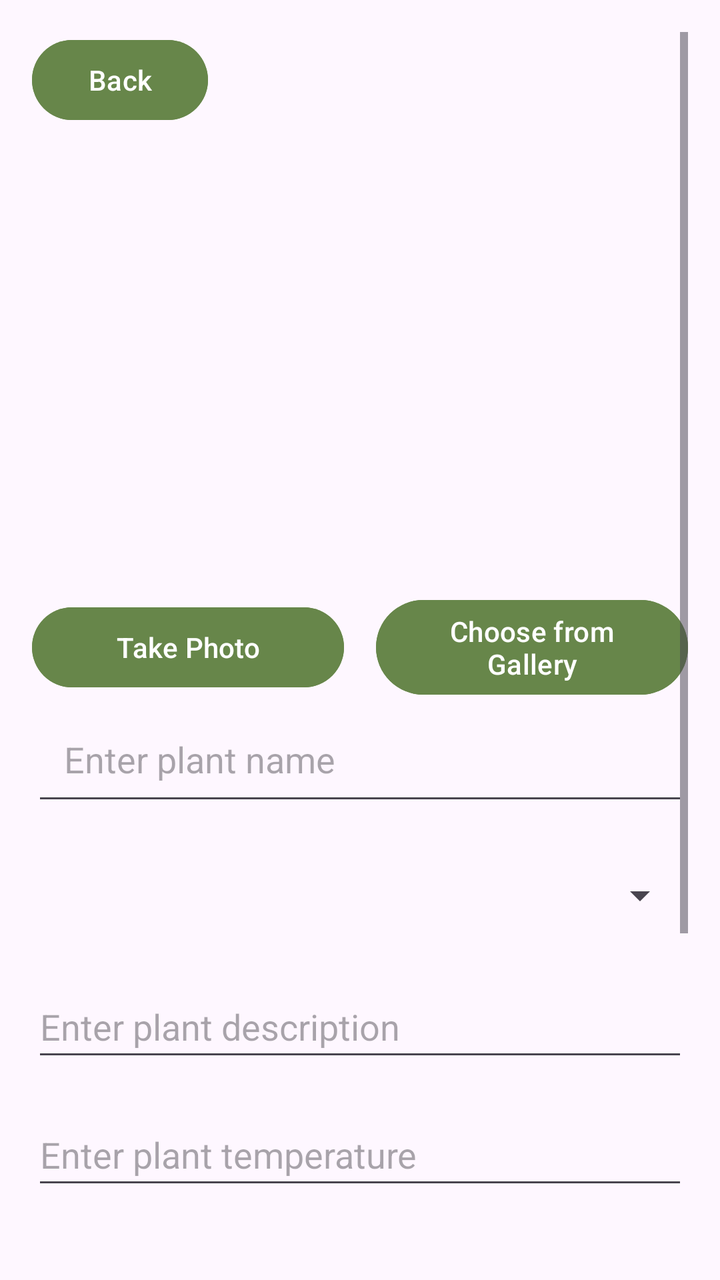
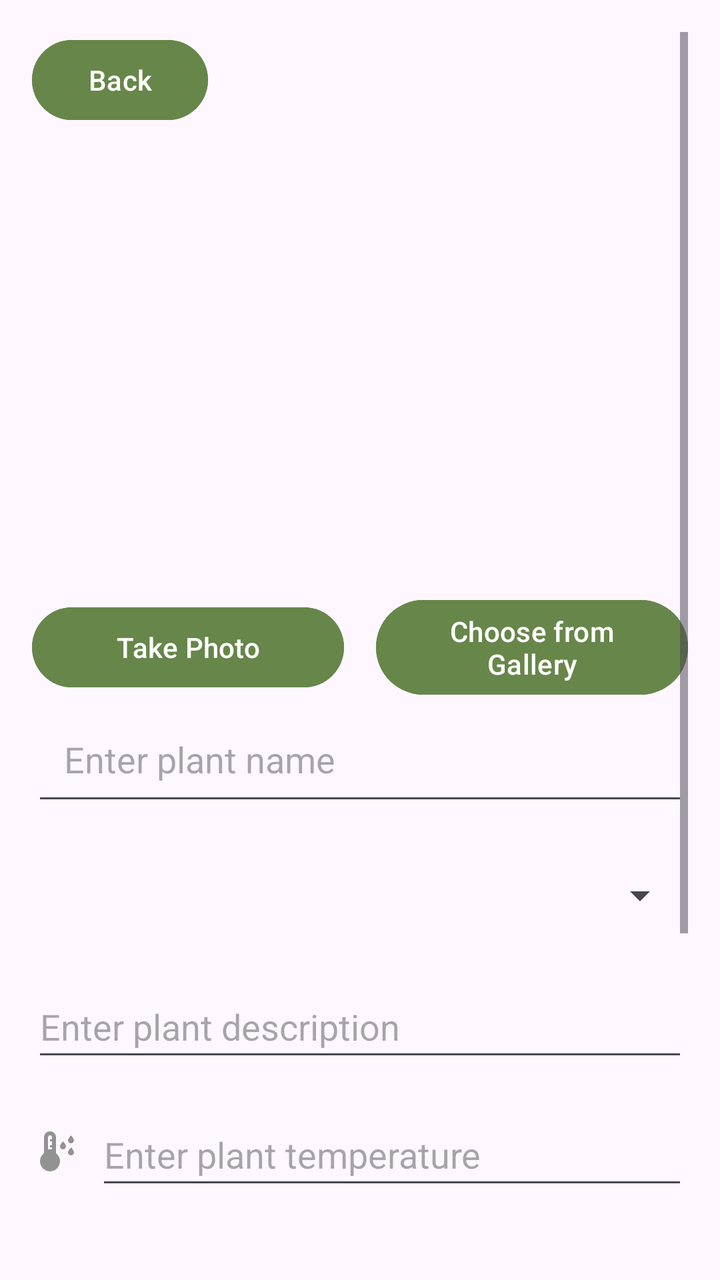

Screens rendered from an Android XML layout before and after an edit, with the pre-edit source and the edit as a unified diff.
<!-- AndroidManifest.xml: application theme Base.Theme.Tanaman -->
<!-- res/layout/fragment_plant_add.xml -->
<ScrollView xmlns:android="http://schemas.android.com/apk/res/android"
    android:layout_width="match_parent"
    android:layout_height="match_parent"
    android:padding="16dp">

    
    <LinearLayout
        android:layout_width="match_parent"
        android:layout_height="wrap_content"
        android:orientation="vertical"
        android:weightSum="10">

        <Button
            android:id="@+id/back_button"
            android:layout_width="wrap_content"
            android:layout_height="wrap_content"
            android:text="Back"
            android:layout_alignParentTop="true"
        android:backgroundTint="@color/dark_primary" />


        
        <ImageView
            android:id="@+id/plant_image"
            android:layout_width="match_parent"
            android:layout_height="200dp"
            android:layout_marginBottom="16dp"
            android:scaleType="centerCrop" />

        
        <LinearLayout
            android:layout_width="match_parent"
            android:layout_height="wrap_content"
            android:layout_marginTop="16dp"
            android:gravity="center"
            android:orientation="horizontal"
            android:weightSum="2">

            
            <Button
                android:id="@+id/camera_button"
                android:layout_width="0dp"
                android:layout_height="wrap_content"
                android:layout_marginEnd="8dp"
                android:layout_weight="1"
                android:text="Take Photo"
                android:backgroundTint="@color/dark_primary" />

            
            <Button
                android:id="@+id/gallery_button"
                android:layout_width="0dp"
                android:layout_height="wrap_content"
                android:layout_marginStart="8dp"
                android:layout_weight="1"
                android:text="Choose from Gallery"
                android:backgroundTint="@color/dark_primary" />
        </LinearLayout>

        
        <EditText
            android:id="@+id/plant_name"
            android:layout_width="match_parent"
            android:layout_height="wrap_content"
            android:layout_marginBottom="16dp"
            android:focusable="true"
            android:hint="Enter plant name"
            android:padding="16dp"
            android:textSize="18sp"
            android:minHeight="48dp"
            android:importantForAccessibility="yes" />

        
        <Spinner
            android:id="@+id/plantCategorySpinner"
            android:layout_width="match_parent"
            android:layout_height="wrap_content"
            android:layout_marginBottom="16dp"
            android:minHeight="48dp"
            android:spinnerMode="dropdown" />

        
        <EditText
            android:id="@+id/plantDescriptionEditText"
            android:layout_width="match_parent"
            android:layout_height="wrap_content"
            android:layout_marginBottom="16dp"
            android:focusable="true"
            android:hint="Enter plant description"
            android:minHeight="48dp"
            android:textSize="18sp" />

        
        <EditText
            android:id="@+id/plantTemperatureEditText"
            android:layout_width="match_parent"
            android:layout_height="wrap_content"
            android:layout_marginBottom="16dp"
            android:focusable="true"
            android:hint="Enter plant temperature"
            android:minHeight="48dp"
            android:textSize="18sp" />

        
        <EditText
            android:id="@+id/plantWateringFrequencyEditText"
            android:layout_width="match_parent"
            android:layout_height="wrap_content"
            android:layout_marginBottom="16dp"
            android:focusable="true"
            android:hint="Enter watering frequency"
            android:minHeight="48dp"
            android:textSize="18sp" />

        
        <Switch
            android:id="@+id/plantDangerSwitch"
            android:layout_width="match_parent"
            android:layout_height="wrap_content"
            android:layout_marginBottom="16dp"
            android:minHeight="48dp"
            android:text="Is this plant dangerous?" />

        
        <LinearLayout
            android:layout_width="match_parent"
            android:layout_height="wrap_content"
            android:orientation="horizontal"
            android:gravity="center_vertical"
            android:layout_marginBottom="16dp"
            android:padding="8dp">

            
            <ImageView
                android:id="@+id/brightnessIcon"
                android:layout_width="24dp"
                android:layout_height="24dp"
                android:layout_marginEnd="8dp"
                android:src="@drawable/ic_brightness" />

            
            <SeekBar
                android:id="@+id/lightLevelSeekBar"
                android:layout_width="0dp"
                android:layout_height="wrap_content"
                android:layout_weight="1"
                android:max="100"
                android:progress="50"
                android:thumbTint="@color/primary"/>
        </LinearLayout>


        
        <Button
            android:id="@+id/save_plant_button"
            android:layout_width="match_parent"
            android:layout_height="wrap_content"
            android:layout_marginTop="16dp"
            android:minHeight="48dp"
            android:text="Save Plant"
            android:backgroundTint="@color/dark_primary"/>

    </LinearLayout>
</ScrollView>
<!-- resources referenced by this layout -->
<resources>
  <color name="dark_primary">#67864A</color>
  <color name="primary">#76984B</color>
  <!-- drawable ic_brightness (drawable) -->
  <vector xmlns:android="http://schemas.android.com/apk/res/android" android:height="24dp" android:tint="#929292" android:viewportHeight="24" android:viewportWidth="24" android:width="24dp">
        
      <path android:fillColor="@android:color/white" android:pathData="M20,8.69L20,4h-4.69L12,0.69 8.69,4L4,4v4.69L0.69,12 4,15.31L4,20h4.69L12,23.31 15.31,20L20,20v-4.69L23.31,12 20,8.69zM12,18c-3.31,0 -6,-2.69 -6,-6s2.69,-6 6,-6 6,2.69 6,6 -2.69,6 -6,6zM12,8c-2.21,0 -4,1.79 -4,4s1.79,4 4,4 4,-1.79 4,-4 -1.79,-4 -4,-4z"/>
      
  </vector>
  <style name="Base.Theme.Tanaman" parent="Theme.Material3.DayNight.NoActionBar">
          
          
          <item name="android:statusBarColor">@color/dark_primary</item>
          <item name="android:navigationBarColor">@color/dark_primary</item>
      </style>
</resources>

<!-- the commit's change to res/layout/fragment_plant_add.xml (unified diff, before → after) -->
@@ -91,26 +91,61 @@
             android:textSize="18sp" />
 
         
-        <EditText
-            android:id="@+id/plantTemperatureEditText"
+        <LinearLayout
             android:layout_width="match_parent"
             android:layout_height="wrap_content"
+            android:orientation="horizontal"
             android:layout_marginBottom="16dp"
-            android:focusable="true"
-            android:hint="Enter plant temperature"
-            android:minHeight="48dp"
-            android:textSize="18sp" />
+            android:gravity="center_vertical">
+
+            <ImageView
+                android:id="@+id/temperatureIcon"
+                android:layout_width="24dp"
+                android:layout_height="24dp"
+                android:src="@drawable/ic_temp"
+                android:layout_marginEnd="8dp" />
+
+            <EditText
+                android:id="@+id/plantTemperatureEditText"
+                android:layout_width="0dp"
+                android:layout_height="wrap_content"
+                android:layout_weight="1"
+                android:hint="Enter plant temperature"
+                android:inputType="numberDecimal"
+                android:minHeight="48dp"
+                android:textSize="18sp" />
+
+        </LinearLayout>
+
 
         
-        <EditText
-            android:id="@+id/plantWateringFrequencyEditText"
+        <LinearLayout
             android:layout_width="match_parent"
             android:layout_height="wrap_content"
+            android:orientation="horizontal"
             android:layout_marginBottom="16dp"
-            android:focusable="true"
-            android:hint="Enter watering frequency"
-            android:minHeight="48dp"
-            android:textSize="18sp" />
+            android:gravity="center_vertical">
+
+            <ImageView
+                android:id="@+id/wateringFrequencyIcon"
+                android:layout_width="24dp"
+                android:layout_height="24dp"
+                android:src="@drawable/baseline_water_drop_24"
+                android:layout_marginEnd="8dp"
+                android:tint="@color/gray"/>
+
+            <EditText
+                android:id="@+id/plantWateringFrequencyEditText"
+                android:layout_width="0dp"
+                android:layout_height="wrap_content"
+                android:layout_weight="1"
+                android:hint="Enter watering frequency"
+                android:inputType="number"
+                android:minHeight="48dp"
+                android:textSize="18sp" />
+
+        </LinearLayout>
+
 
         
         <Switch
<!-- resource entries referenced after the edit -->
@@ -1,11 +1,24 @@
 <!-- resources referenced by this layout -->
 <resources>
   <color name="dark_primary">#67864A</color>
+  <color name="gray">#808080</color>
   <color name="primary">#76984B</color>
+  <!-- drawable baseline_water_drop_24 (drawable) -->
+  <vector xmlns:android="http://schemas.android.com/apk/res/android" android:height="24dp" android:tint="#000000" android:viewportHeight="24" android:viewportWidth="24" android:width="24dp">
+        
+      <path android:fillColor="@android:color/white" android:pathData="M12,2c-5.33,4.55 -8,8.48 -8,11.8c0,4.98 3.8,8.2 8,8.2s8,-3.22 8,-8.2C20,10.48 17.33,6.55 12,2zM7.83,14c0.37,0 0.67,0.26 0.74,0.62c0.41,2.22 2.28,2.98 3.64,2.87c0.43,-0.02 0.79,0.32 0.79,0.75c0,0.4 -0.32,0.73 -0.72,0.75c-2.13,0.13 -4.62,-1.09 -5.19,-4.12C7.01,14.42 7.37,14 7.83,14z"/>
+      
+  </vector>
   <!-- drawable ic_brightness (drawable) -->
   <vector xmlns:android="http://schemas.android.com/apk/res/android" android:height="24dp" android:tint="#929292" android:viewportHeight="24" android:viewportWidth="24" android:width="24dp">
         
       <path android:fillColor="@android:color/white" android:pathData="M20,8.69L20,4h-4.69L12,0.69 8.69,4L4,4v4.69L0.69,12 4,15.31L4,20h4.69L12,23.31 15.31,20L20,20v-4.69L23.31,12 20,8.69zM12,18c-3.31,0 -6,-2.69 -6,-6s2.69,-6 6,-6 6,2.69 6,6 -2.69,6 -6,6zM12,8c-2.21,0 -4,1.79 -4,4s1.79,4 4,4 4,-1.79 4,-4 -1.79,-4 -4,-4z"/>
+      
+  </vector>
+  <!-- drawable ic_temp (drawable) -->
+  <vector xmlns:android="http://schemas.android.com/apk/res/android" android:height="24dp" android:tint="#929292" android:viewportHeight="24" android:viewportWidth="24" android:width="24dp">
+        
+      <path android:fillColor="@android:color/white" android:pathData="M12,13V5c0,-1.66 -1.34,-3 -3,-3S6,3.34 6,5v8c-1.21,0.91 -2,2.37 -2,4c0,2.76 2.24,5 5,5s5,-2.24 5,-5C14,15.37 13.21,13.91 12,13zM8,11V5c0,-0.55 0.45,-1 1,-1s1,0.45 1,1v1H9v1h1v1v1H9v1h1v1H8zM21,6.5C21,5.66 19.5,4 19.5,4S18,5.66 18,6.5C18,7.33 18.67,8 19.5,8S21,7.33 21,6.5zM17,9.5C17,8.66 15.5,7 15.5,7S14,8.66 14,9.5c0,0.83 0.67,1.5 1.5,1.5S17,10.33 17,9.5zM21,12.5c0,-0.84 -1.5,-2.5 -1.5,-2.5S18,11.66 18,12.5c0,0.83 0.67,1.5 1.5,1.5S21,13.33 21,12.5z"/>
       
   </vector>
   <style name="Base.Theme.Tanaman" parent="Theme.Material3.DayNight.NoActionBar">
